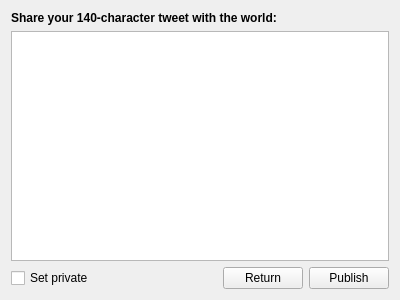
Huy-Nguyen-HCI/RocketBook, file gui/createtweetgui.ui: the form before one commit.
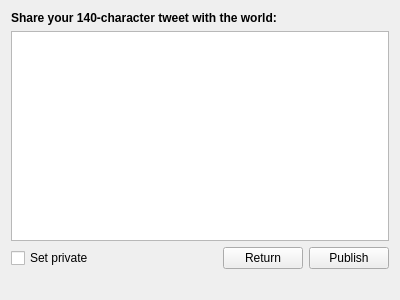
The form after the commit.

Commit message: Add character count to tweet

Patch:
```diff
--- a/gui/createtweetgui.ui
+++ b/gui/createtweetgui.ui
@@ -68,6 +68,13 @@
      </item>
     </layout>
    </item>
+   <item row="3" column="0">
+    <widget class="QLabel" name="message">
+     <property name="text">
+      <string/>
+     </property>
+    </widget>
+   </item>
   </layout>
  </widget>
  <resources/>
```
The commit also changes 1 other file.
